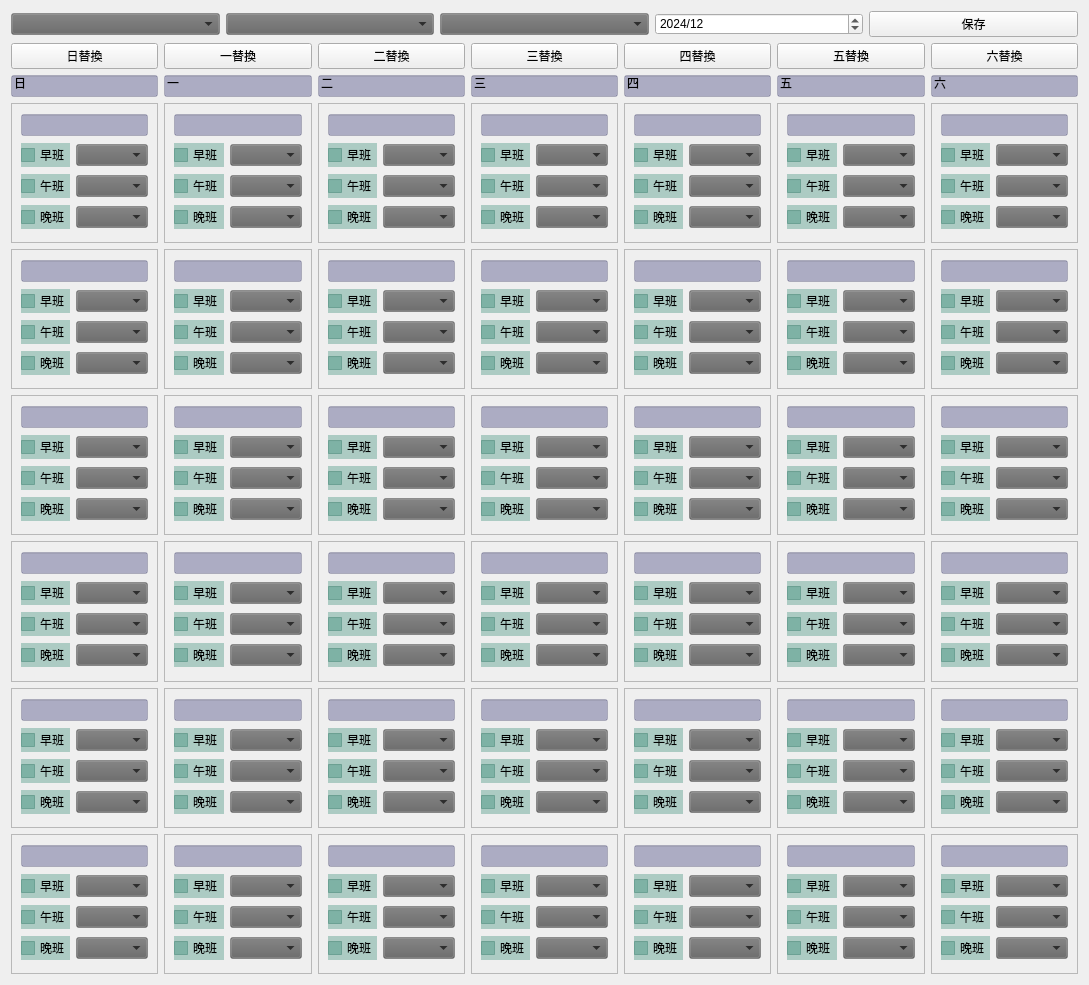
This is public_driver_arrange.ui in kulianpa7/- as Qt 5 draws it before an edit. The edited form follows.
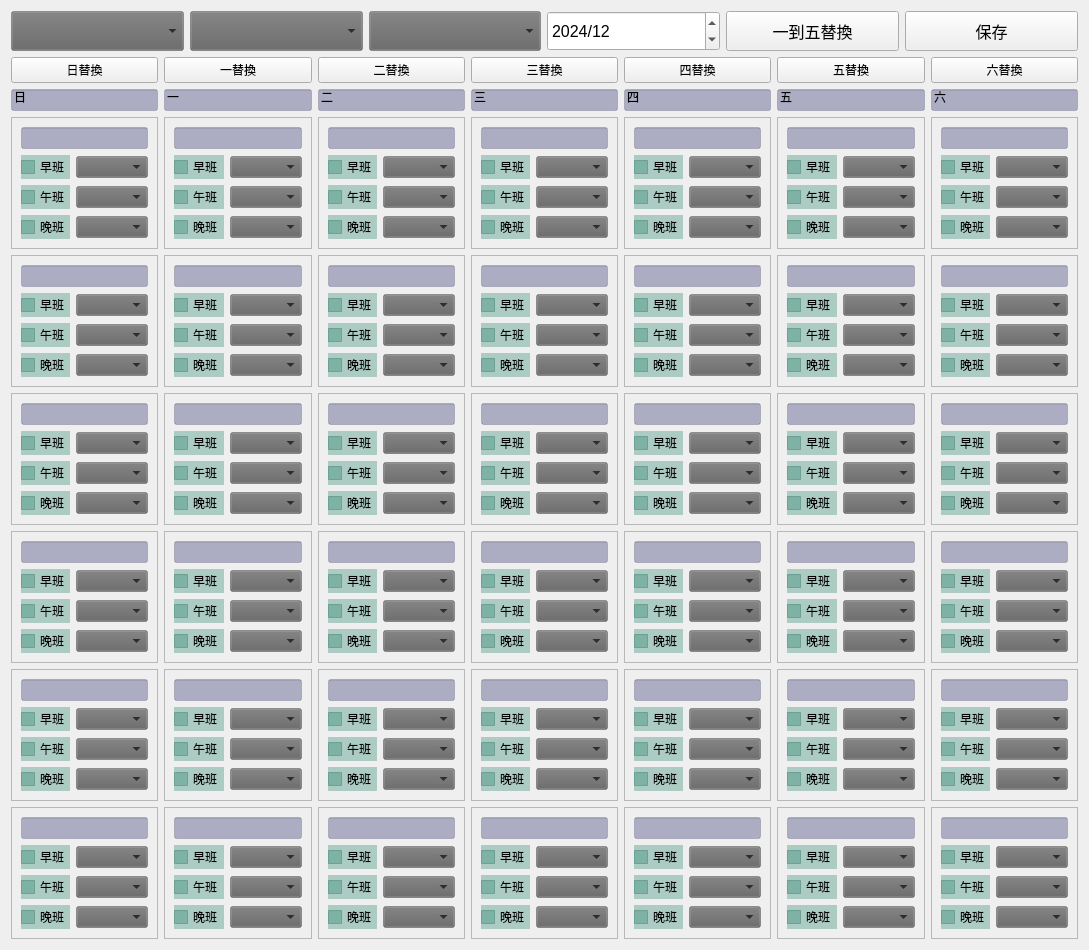
This is the edited form.

Patch:
```diff
--- a/public_driver_arrange.ui
+++ b/public_driver_arrange.ui
@@ -7,7 +7,7 @@
     <x>0</x>
     <y>0</y>
     <width>1089</width>
-    <height>985</height>
+    <height>939</height>
    </rect>
   </property>
   <property name="windowTitle">
@@ -28,21 +28,74 @@
    <item row="0" column="0">
     <layout class="QVBoxLayout" name="verticalLayout">
      <item>
-      <layout class="QHBoxLayout" name="horizontalLayout">
+      <layout class="QHBoxLayout" name="horizontalLayout" stretch="0,0,0,0,0,0">
+       <property name="spacing">
+        <number>6</number>
+       </property>
        <property name="sizeConstraint">
-        <enum>QLayout::SizeConstraint::SetFixedSize</enum>
+        <enum>QLayout::SizeConstraint::SetMaximumSize</enum>
        </property>
+       <property name="bottomMargin">
+        <number>0</number>
+       </property>
        <item>
-        <widget class="QComboBox" name="comboBox_driver"/>
+        <widget class="QComboBox" name="comboBox_driver">
+         <property name="minimumSize">
+          <size>
+           <width>0</width>
+           <height>40</height>
+          </size>
+         </property>
+         <property name="font">
+          <font>
+           <pointsize>12</pointsize>
+          </font>
+         </property>
+        </widget>
        </item>
        <item>
-        <widget class="QComboBox" name="comboBox_car"/>
+        <widget class="QComboBox" name="comboBox_car">
+         <property name="minimumSize">
+          <size>
+           <width>0</width>
+           <height>40</height>
+          </size>
+         </property>
+         <property name="font">
+          <font>
+           <pointsize>12</pointsize>
+          </font>
+         </property>
+        </widget>
        </item>
        <item>
-        <widget class="QComboBox" name="comboBox_time_code"/>
+        <widget class="QComboBox" name="comboBox_time_code">
+         <property name="minimumSize">
+          <size>
+           <width>0</width>
+           <height>40</height>
+          </size>
+         </property>
+         <property name="font">
+          <font>
+           <pointsize>12</pointsize>
+          </font>
+         </property>
+        </widget>
        </item>
        <item>
         <widget class="QDateEdit" name="dateEdit">
+         <property name="minimumSize">
+          <size>
+           <width>0</width>
+           <height>40</height>
+          </size>
+         </property>
+         <property name="font">
+          <font>
+           <pointsize>12</pointsize>
+          </font>
+         </property>
          <property name="dateTime">
           <datetime>
            <hour>0</hour>
@@ -66,7 +119,36 @@
         </widget>
        </item>
        <item>
-        <widget class="QPushButton" name="pushButton">
+        <widget class="QPushButton" name="weekday_1to5">
+         <property name="minimumSize">
+          <size>
+           <width>0</width>
+           <height>40</height>
+          </size>
+         </property>
+         <property name="font">
+          <font>
+           <pointsize>12</pointsize>
+          </font>
+         </property>
+         <property name="text">
+          <string>一到五替換</string>
+         </property>
+        </widget>
+       </item>
+       <item>
+        <widget class="QPushButton" name="save_button">
+         <property name="minimumSize">
+          <size>
+           <width>0</width>
+           <height>40</height>
+          </size>
+         </property>
+         <property name="font">
+          <font>
+           <pointsize>12</pointsize>
+          </font>
+         </property>
          <property name="text">
           <string>保存</string>
          </property>
```
Left out of the diff: 18 changed lines with no effect on the pictures.
